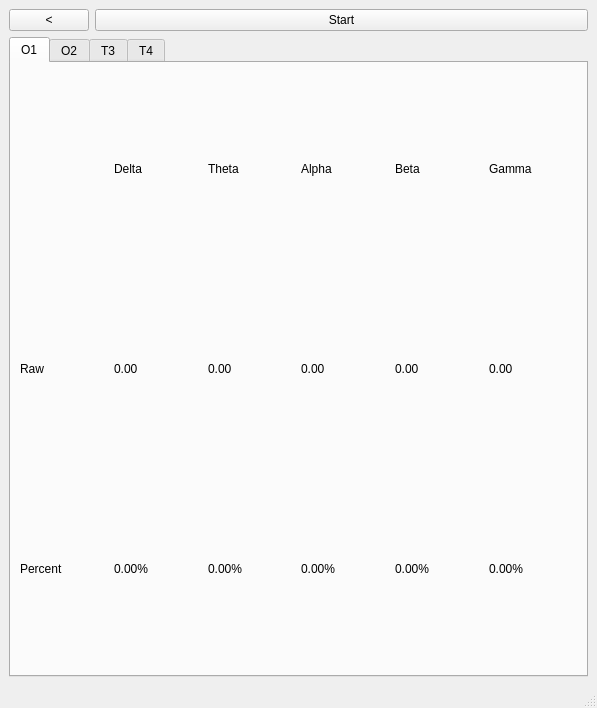
Above: BrainBit/neurosamples-main/Bit/ui/SpectrumScreenUI.ui from simai1/sfedu-hackathon-2025 before the change. Below: the same form after it.
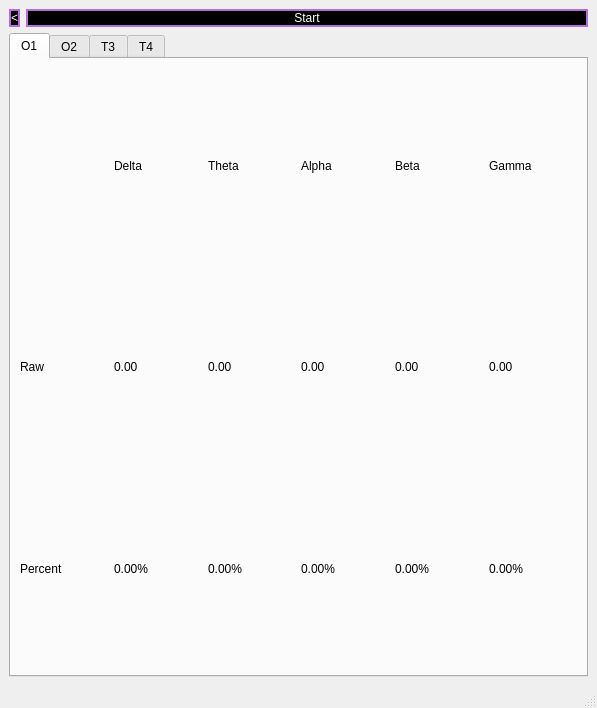
That is the form after the change.

```diff
--- a/BrainBit/neurosamples-main/Bit/ui/SpectrumScreenUI.ui
+++ b/BrainBit/neurosamples-main/Bit/ui/SpectrumScreenUI.ui
@@ -13,12 +13,28 @@
   <property name="windowTitle">
    <string>Spectrum</string>
   </property>
+  <property name="styleSheet">
+   <string notr="true">QPushButton {
+	background-color: black;
+	border: 2px solid #B66DDB;
+	color: white;
+}
+
+QPushButton:disabled {
+	background-color: #808080;
+	border: none;
+	color: #CCCCCC;
+}</string>
+  </property>
   <widget class="QWidget" name="centralwidget">
    <layout class="QVBoxLayout" name="verticalLayout">
     <item>
      <layout class="QHBoxLayout" name="horizontalLayout" stretch="0,1">
       <item>
        <widget class="QPushButton" name="backButton">
+        <property name="styleSheet">
+         <string notr="true">background-color: black; border: 2px solid #B66DDB; color: white;</string>
+        </property>
         <property name="text">
          <string>&lt;</string>
         </property>
@@ -26,6 +42,9 @@
       </item>
       <item>
        <widget class="QPushButton" name="signalButton">
+        <property name="styleSheet">
+         <string notr="true">background-color: black; border: 2px solid #B66DDB; color: white;</string>
+        </property>
         <property name="text">
          <string>Start</string>
         </property>
```
